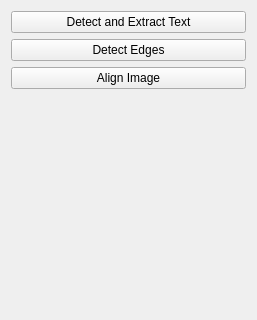
Old version of the form ui/tools.ui in the repository 0xC0000409/ImageProcessor; both pictures show x 0 to 257 and y 0 to 320 of the 257 by 597 pixel window.
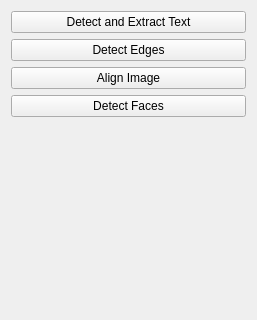
New version of the form.

Commit message: Add face detection

Patch:
```diff
--- a/ui/tools.ui
+++ b/ui/tools.ui
@@ -35,6 +35,13 @@
      </property>
     </widget>
    </item>
+   <item>
+    <widget class="QPushButton" name="buttonDetectFaces">
+     <property name="text">
+      <string>Detect Faces</string>
+     </property>
+    </widget>
+   </item>
    <item>
     <spacer name="verticalSpacer">
      <property name="orientation">
```
The commit also changes 14 other files.
